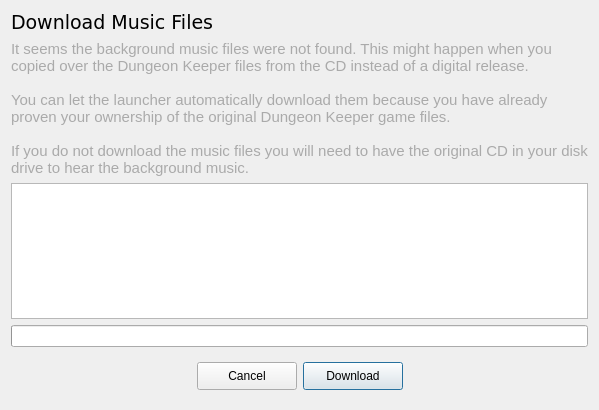
Old version of the form ui/downloadmusicdialog.ui in the repository yani/keeperfx-launcher-qt.
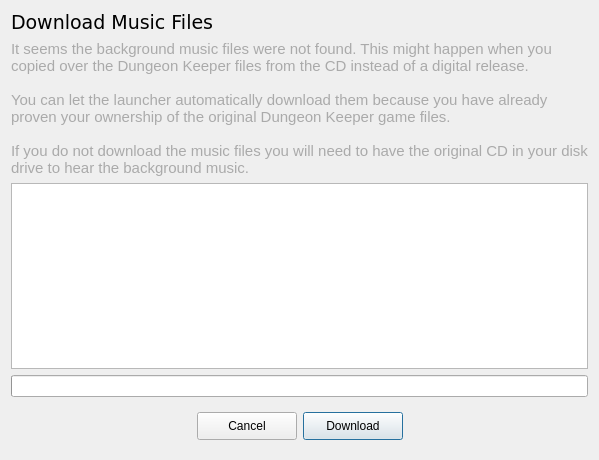
New version of the form. Icons and pictures are not drawn.

Commit message: increase size of music download dialog

Diff of the .ui file:
```diff
--- a/ui/downloadmusicdialog.ui
+++ b/ui/downloadmusicdialog.ui
@@ -7,7 +7,7 @@
     <x>0</x>
     <y>0</y>
     <width>599</width>
-    <height>410</height>
+    <height>460</height>
    </rect>
   </property>
   <property name="windowTitle">
```
